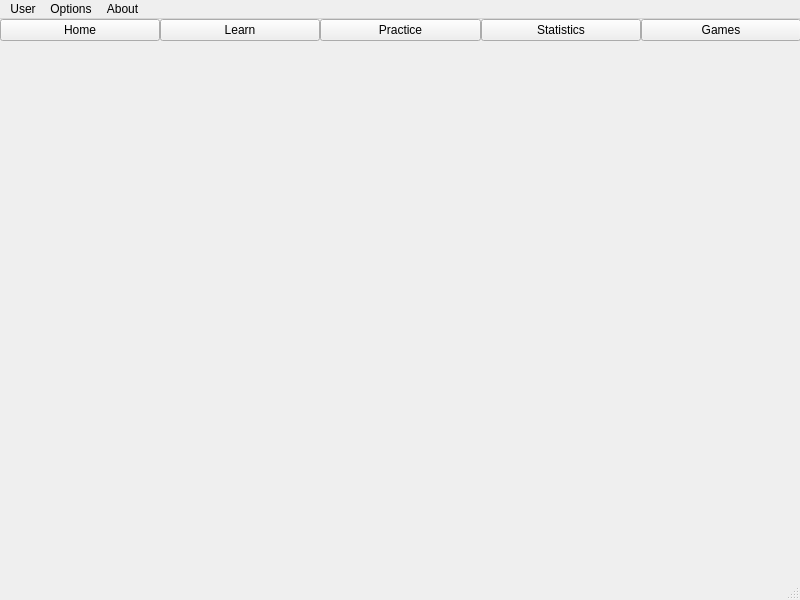
Above: src/ui/homepage.ui from AzariasB/QTypingTest before the change. Below: the same form after it.
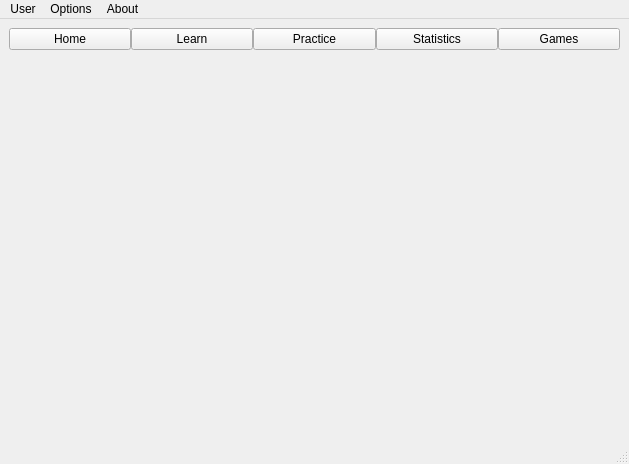
That is the form after the change. The open tabs and pages were chosen to show the change.

```diff
--- a/src/ui/homepage.ui
+++ b/src/ui/homepage.ui
@@ -6,23 +6,43 @@
    <rect>
     <x>0</x>
     <y>0</y>
-    <width>800</width>
-    <height>600</height>
+    <width>629</width>
+    <height>464</height>
    </rect>
   </property>
+  <property name="sizePolicy">
+   <sizepolicy hsizetype="Expanding" vsizetype="Expanding">
+    <horstretch>0</horstretch>
+    <verstretch>0</verstretch>
+   </sizepolicy>
+  </property>
+  <property name="mouseTracking">
+   <bool>false</bool>
+  </property>
   <property name="windowTitle">
    <string>MainWindow</string>
   </property>
   <widget class="QWidget" name="centralwidget">
-   <widget class="QWidget" name="verticalLayoutWidget">
-    <property name="geometry">
-     <rect>
-      <x>0</x>
-      <y>0</y>
-      <width>801</width>
-      <height>551</height>
-     </rect>
-    </property>
+   <property name="sizePolicy">
+    <sizepolicy hsizetype="Expanding" vsizetype="Expanding">
+     <horstretch>0</horstretch>
+     <verstretch>0</verstretch>
+    </sizepolicy>
+   </property>
+   <property name="mouseTracking">
+    <bool>false</bool>
+   </property>
+   <property name="acceptDrops">
+    <bool>false</bool>
+   </property>
+   <property name="toolTipDuration">
+    <number>-1</number>
+   </property>
+   <property name="autoFillBackground">
+    <bool>false</bool>
+   </property>
+   <layout class="QGridLayout" name="gridLayout">
+    <item row="0" column="0">
     <layout class="QVBoxLayout" name="verticalLayout">
      <item>
       <layout class="QHBoxLayout" name="horizontalLayout_2">
@@ -30,10 +50,19 @@
         <number>0</number>
        </property>
        <property name="sizeConstraint">
-        <enum>QLayout::SetDefaultConstraint</enum>
+         <enum>QLayout::SetMaximumSize</enum>
+        </property>
+        <property name="rightMargin">
+         <number>0</number>
        </property>
        <item>
         <widget class="QPushButton" name="button_home">
+          <property name="sizePolicy">
+           <sizepolicy hsizetype="Expanding" vsizetype="Preferred">
+            <horstretch>0</horstretch>
+            <verstretch>0</verstretch>
+           </sizepolicy>
+          </property>
          <property name="text">
           <string>Home</string>
          </property>
@@ -41,6 +70,12 @@
        </item>
        <item>
         <widget class="QPushButton" name="button_learn">
+          <property name="sizePolicy">
+           <sizepolicy hsizetype="Expanding" vsizetype="Fixed">
+            <horstretch>0</horstretch>
+            <verstretch>0</verstretch>
+           </sizepolicy>
+          </property>
          <property name="text">
           <string>Learn</string>
          </property>
@@ -48,6 +83,12 @@
        </item>
        <item>
         <widget class="QPushButton" name="button_practice">
+          <property name="sizePolicy">
+           <sizepolicy hsizetype="Expanding" vsizetype="Fixed">
+            <horstretch>0</horstretch>
+            <verstretch>0</verstretch>
+           </sizepolicy>
+          </property>
          <property name="text">
           <string>Practice</string>
          </property>
@@ -55,6 +96,12 @@
        </item>
        <item>
         <widget class="QPushButton" name="button_stats">
+          <property name="sizePolicy">
+           <sizepolicy hsizetype="Expanding" vsizetype="Fixed">
+            <horstretch>0</horstretch>
+            <verstretch>0</verstretch>
+           </sizepolicy>
+          </property>
          <property name="text">
           <string>Statistics</string>
          </property>
@@ -62,6 +109,12 @@
        </item>
        <item>
         <widget class="QPushButton" name="button_games">
+          <property name="sizePolicy">
+           <sizepolicy hsizetype="Expanding" vsizetype="Fixed">
+            <horstretch>0</horstretch>
+            <verstretch>0</verstretch>
+           </sizepolicy>
+          </property>
          <property name="text">
           <string>Games</string>
          </property>
@@ -76,6 +129,15 @@
        </property>
        <item row="0" column="0">
         <widget class="QStackedWidget" name="stack_main">
+          <property name="sizePolicy">
+           <sizepolicy hsizetype="Expanding" vsizetype="Expanding">
+            <horstretch>0</horstretch>
+            <verstretch>0</verstretch>
+           </sizepolicy>
+          </property>
+          <property name="currentIndex">
+           <number>0</number>
+          </property>
          <widget class="QWidget" name="page_home">
           <property name="sizePolicy">
            <sizepolicy hsizetype="Preferred" vsizetype="Preferred">
@@ -90,8 +152,22 @@
            <bool>false</bool>
           </property>
          </widget>
-         <widget class="QWidget" name="page_learn"/>
-         <widget class="QWidget" name="page_practice"/>
+          <widget class="QWidget" name="page_learn">
+           <property name="sizePolicy">
+            <sizepolicy hsizetype="Expanding" vsizetype="Expanding">
+             <horstretch>0</horstretch>
+             <verstretch>0</verstretch>
+            </sizepolicy>
+           </property>
+          </widget>
+          <widget class="QWidget" name="page_practice">
+           <property name="sizePolicy">
+            <sizepolicy hsizetype="Expanding" vsizetype="Expanding">
+             <horstretch>0</horstretch>
+             <verstretch>0</verstretch>
+            </sizepolicy>
+           </property>
+          </widget>
          <widget class="QWidget" name="page_stats">
           <widget class="QLabel" name="label_3">
            <property name="geometry">
@@ -113,14 +189,15 @@
       </layout>
      </item>
     </layout>
-   </widget>
+    </item>
+   </layout>
   </widget>
   <widget class="QMenuBar" name="menubar">
    <property name="geometry">
     <rect>
      <x>0</x>
      <y>0</y>
-     <width>800</width>
+     <width>629</width>
      <height>25</height>
     </rect>
    </property>
```
Left out of the diff: 19 changed lines with no effect on the pictures. Lines whose indentation alone changed are shown as unchanged.
